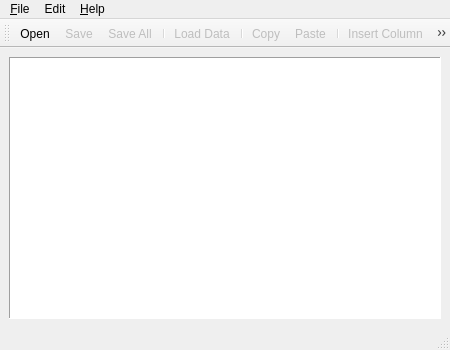
Above: TextTempl.ui from gitandy/TextTempl before the change. Below: the same form after it.
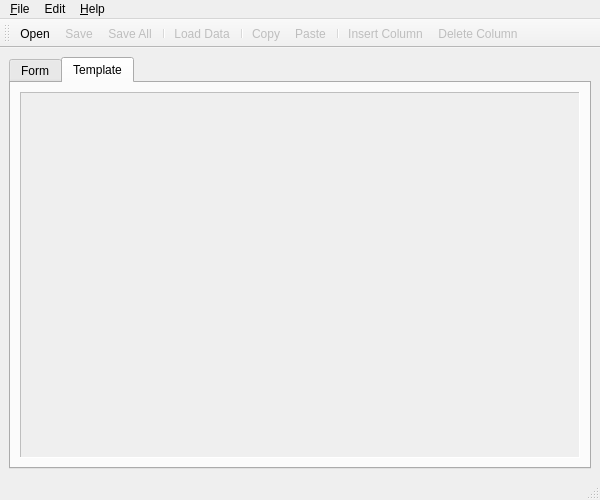
That is the form after the change. The open tabs and pages were chosen to show the change. Icons and pictures are not drawn.

Commit message: Added a template editor tab

Patch:
```diff
--- a/TextTempl.ui
+++ b/TextTempl.ui
@@ -5,8 +5,8 @@
    <rect>
     <x>0</x>
     <y>0</y>
-    <width>450</width>
-    <height>350</height>
+    <width>600</width>
+    <height>500</height>
    </rect>
   </property>
   <property name="windowTitle" >
@@ -24,7 +24,20 @@
    </property>
    <layout class="QVBoxLayout" >
     <item>
+     <widget class="QTabWidget" name="tabWidget" >
+      <property name="currentIndex" >
+       <number>0</number>
+      </property>
+      <widget class="QWidget" name="tab_form" >
+       <attribute name="title" >
+        <string>Form</string>
+       </attribute>
+       <layout class="QVBoxLayout" >
+        <item>
      <widget class="QTableWidget" name="tableWidget" >
+          <property name="enabled" >
+           <bool>false</bool>
+          </property>
       <property name="frameShape" >
        <enum>QFrame::Panel</enum>
       </property>
@@ -47,12 +60,42 @@
     </item>
    </layout>
   </widget>
+      <widget class="QWidget" name="tab_template" >
+       <attribute name="title" >
+        <string>Template</string>
+       </attribute>
+       <layout class="QVBoxLayout" >
+        <item>
+         <widget class="QTextEdit" name="templateTextEdit" >
+          <property name="enabled" >
+           <bool>false</bool>
+          </property>
+          <property name="font" >
+           <font>
+            <family>Courier</family>
+            <pointsize>10</pointsize>
+           </font>
+          </property>
+          <property name="frameShape" >
+           <enum>QFrame::Panel</enum>
+          </property>
+          <property name="lineWrapMode" >
+           <enum>QTextEdit::NoWrap</enum>
+          </property>
+         </widget>
+        </item>
+       </layout>
+      </widget>
+     </widget>
+    </item>
+   </layout>
+  </widget>
   <widget class="QMenuBar" name="menubar" >
    <property name="geometry" >
     <rect>
      <x>0</x>
      <y>0</y>
-     <width>450</width>
+     <width>600</width>
      <height>19</height>
     </rect>
    </property>
```
Left out of the diff: 22 changed lines with no effect on the pictures. Lines whose indentation alone changed are shown as unchanged. The commit also changes 6 other files.
